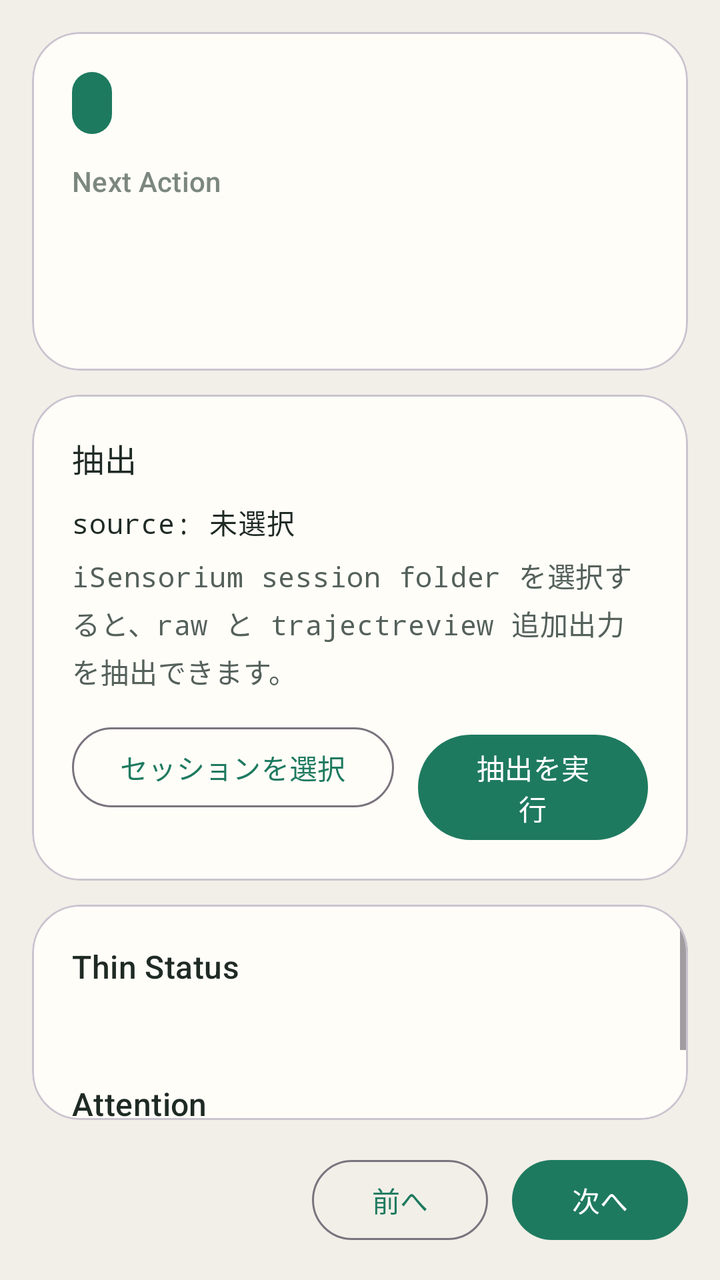
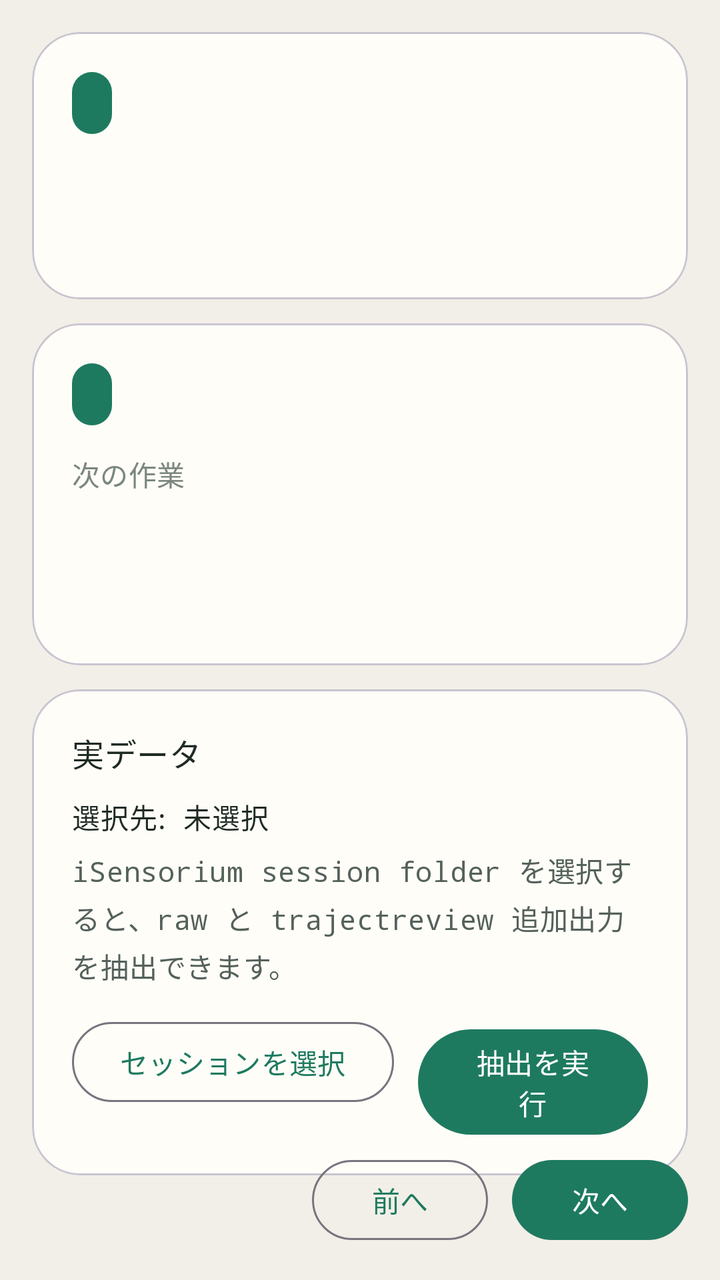

The first picture is an Android layout as it rendered before a commit; the second is the same layout after the commit. The layout source and the unified diff follow.
<!-- AndroidManifest.xml: application theme Theme.Reviework -->
<!-- res/layout/activity_main.xml -->
<?xml version="1.0" encoding="utf-8"?>
<androidx.constraintlayout.widget.ConstraintLayout xmlns:android="http://schemas.android.com/apk/res/android"
    xmlns:app="http://schemas.android.com/apk/res-auto"
    android:layout_width="match_parent"
    android:layout_height="match_parent"
    android:background="@color/reviework_background">

    <com.google.android.material.card.MaterialCardView
        android:id="@+id/nextActionCard"
        android:layout_width="0dp"
        android:layout_height="wrap_content"
        android:layout_margin="16dp"
        app:cardBackgroundColor="@color/reviework_surface"
        app:cardCornerRadius="24dp"
        app:layout_constraintEnd_toEndOf="parent"
        app:layout_constraintStart_toStartOf="parent"
        app:layout_constraintTop_toTopOf="parent">

        <LinearLayout
            android:layout_width="match_parent"
            android:layout_height="wrap_content"
            android:orientation="vertical"
            android:padding="20dp">

            <TextView
                android:id="@+id/phaseBadge"
                android:layout_width="wrap_content"
                android:layout_height="wrap_content"
                android:background="@drawable/phase_badge_background"
                android:paddingHorizontal="10dp"
                android:paddingVertical="6dp"
                android:textAppearance="@style/TextAppearance.Material3.LabelLarge"
                android:textColor="@color/reviework_surface" />

            <TextView
                android:layout_width="wrap_content"
                android:layout_height="wrap_content"
                android:layout_marginTop="14dp"
                android:text="@string/next_action_label"
                android:textAppearance="@style/TextAppearance.Material3.LabelLarge"
                android:textColor="@color/reviework_muted" />

            <TextView
                android:id="@+id/nextActionTitle"
                android:layout_width="match_parent"
                android:layout_height="wrap_content"
                android:layout_marginTop="6dp"
                android:textAppearance="@style/TextAppearance.Material3.HeadlineSmall"
                android:textColor="@color/reviework_primary_text" />

            <TextView
                android:id="@+id/nextActionReason"
                android:layout_width="match_parent"
                android:layout_height="wrap_content"
                android:layout_marginTop="8dp"
                android:textAppearance="@style/TextAppearance.Material3.BodyMedium"
                android:textColor="@color/reviework_secondary_text" />
        </LinearLayout>
    </com.google.android.material.card.MaterialCardView>

    <com.google.android.material.card.MaterialCardView
        android:id="@+id/statusCard"
        android:layout_width="0dp"
        android:layout_height="0dp"
        android:layout_marginHorizontal="16dp"
        android:layout_marginTop="12dp"
        android:layout_marginBottom="16dp"
        app:cardBackgroundColor="@color/reviework_surface"
        app:cardCornerRadius="24dp"
        app:layout_constraintBottom_toTopOf="@id/actionsRow"
        app:layout_constraintEnd_toEndOf="parent"
        app:layout_constraintStart_toStartOf="parent"
        app:layout_constraintTop_toBottomOf="@id/extractionCard">

        <ScrollView
            android:layout_width="match_parent"
            android:layout_height="match_parent">

            <LinearLayout
                android:layout_width="match_parent"
                android:layout_height="wrap_content"
                android:orientation="vertical"
                android:padding="20dp">

                <TextView
                    android:layout_width="wrap_content"
                    android:layout_height="wrap_content"
                    android:text="@string/thin_status_label"
                    android:textAppearance="@style/TextAppearance.Material3.TitleMedium"
                    android:textColor="@color/reviework_primary_text" />

                <TextView
                    android:id="@+id/thinStatusText"
                    android:layout_width="match_parent"
                    android:layout_height="wrap_content"
                    android:layout_marginTop="10dp"
                    android:fontFamily="monospace"
                    android:lineSpacingExtra="3dp"
                    android:textAppearance="@style/TextAppearance.Material3.BodyMedium"
                    android:textColor="@color/reviework_primary_text" />

                <TextView
                    android:layout_width="wrap_content"
                    android:layout_height="wrap_content"
                    android:layout_marginTop="18dp"
                    android:text="@string/attention_label"
                    android:textAppearance="@style/TextAppearance.Material3.TitleMedium"
                    android:textColor="@color/reviework_primary_text" />

                <TextView
                    android:id="@+id/attentionText"
                    android:layout_width="match_parent"
                    android:layout_height="wrap_content"
                    android:layout_marginTop="10dp"
                    android:fontFamily="monospace"
                    android:lineSpacingExtra="3dp"
                    android:textAppearance="@style/TextAppearance.Material3.BodyMedium"
                    android:textColor="@color/reviework_secondary_text" />
            </LinearLayout>
        </ScrollView>
    </com.google.android.material.card.MaterialCardView>

    <com.google.android.material.card.MaterialCardView
        android:id="@+id/extractionCard"
        android:layout_width="0dp"
        android:layout_height="wrap_content"
        android:layout_marginHorizontal="16dp"
        android:layout_marginTop="12dp"
        app:cardBackgroundColor="@color/reviework_surface"
        app:cardCornerRadius="24dp"
        app:layout_constraintEnd_toEndOf="parent"
        app:layout_constraintStart_toStartOf="parent"
        app:layout_constraintTop_toBottomOf="@id/nextActionCard">

        <LinearLayout
            android:layout_width="match_parent"
            android:layout_height="wrap_content"
            android:orientation="vertical"
            android:padding="20dp">

            <TextView
                android:layout_width="wrap_content"
                android:layout_height="wrap_content"
                android:text="@string/extract_label"
                android:textAppearance="@style/TextAppearance.Material3.TitleMedium"
                android:textColor="@color/reviework_primary_text" />

            <TextView
                android:id="@+id/extractionSourceText"
                android:layout_width="match_parent"
                android:layout_height="wrap_content"
                android:layout_marginTop="10dp"
                android:fontFamily="monospace"
                android:text="@string/extract_idle"
                android:textAppearance="@style/TextAppearance.Material3.BodyMedium"
                android:textColor="@color/reviework_primary_text" />

            <TextView
                android:id="@+id/extractionResultText"
                android:layout_width="match_parent"
                android:layout_height="wrap_content"
                android:layout_marginTop="6dp"
                android:fontFamily="monospace"
                android:lineSpacingExtra="3dp"
                android:text="@string/extract_idle_detail"
                android:textAppearance="@style/TextAppearance.Material3.BodyMedium"
                android:textColor="@color/reviework_secondary_text" />

            <LinearLayout
                android:layout_width="match_parent"
                android:layout_height="wrap_content"
                android:layout_marginTop="14dp"
                android:gravity="end"
                android:orientation="horizontal">

                <com.google.android.material.button.MaterialButton
                    android:id="@+id/selectSourceButton"
                    style="@style/Widget.Material3.Button.OutlinedButton"
                    android:layout_width="wrap_content"
                    android:layout_height="wrap_content"
                    android:text="@string/select_session" />

                <com.google.android.material.button.MaterialButton
                    android:id="@+id/exportButton"
                    android:layout_width="wrap_content"
                    android:layout_height="wrap_content"
                    android:layout_marginStart="12dp"
                    android:text="@string/run_extract" />
            </LinearLayout>
        </LinearLayout>
    </com.google.android.material.card.MaterialCardView>

    <LinearLayout
        android:id="@+id/actionsRow"
        android:layout_width="0dp"
        android:layout_height="wrap_content"
        android:layout_marginHorizontal="16dp"
        android:layout_marginBottom="16dp"
        android:gravity="center_vertical"
        android:orientation="horizontal"
        app:layout_constraintBottom_toBottomOf="parent"
        app:layout_constraintEnd_toEndOf="parent"
        app:layout_constraintStart_toStartOf="parent">

        <TextView
            android:id="@+id/stepCounter"
            android:layout_width="0dp"
            android:layout_height="wrap_content"
            android:layout_weight="1"
            android:textAppearance="@style/TextAppearance.Material3.BodyMedium"
            android:textColor="@color/reviework_secondary_text" />

        <com.google.android.material.button.MaterialButton
            android:id="@+id/prevButton"
            style="@style/Widget.Material3.Button.OutlinedButton"
            android:layout_width="wrap_content"
            android:layout_height="wrap_content"
            android:text="@string/prev_step" />

        <com.google.android.material.button.MaterialButton
            android:id="@+id/nextButton"
            android:layout_width="wrap_content"
            android:layout_height="wrap_content"
            android:layout_marginStart="12dp"
            android:text="@string/next_step" />
    </LinearLayout>

</androidx.constraintlayout.widget.ConstraintLayout>
<!-- resources referenced by this layout -->
<resources>
  <color name="reviework_background">#F2EFE8</color>
  <color name="reviework_muted">#7B877F</color>
  <color name="reviework_primary_text">#1F2A24</color>
  <color name="reviework_secondary_text">#55615B</color>
  <color name="reviework_surface">#FFFDF8</color>
  <!-- drawable phase_badge_background (drawable) -->
  <?xml version="1.0" encoding="utf-8"?>
  <shape xmlns:android="http://schemas.android.com/apk/res/android"
      android:shape="rectangle">
      <solid android:color="@color/reviework_accent" />
      <corners android:radius="999dp" />
  </shape>
  <string name="attention_label">Attention</string>
  <string name="extract_idle">source: 未選択</string>
  <string name="extract_idle_detail">iSensorium session folder を選択すると、raw と trajectreview 追加出力を抽出できます。</string>
  <string name="extract_label">抽出</string>
  <string name="next_action_label">Next Action</string>
  <string name="next_step">次へ</string>
  <string name="prev_step">前へ</string>
  <string name="run_extract">抽出を実行</string>
  <string name="select_session">セッションを選択</string>
  <string name="thin_status_label">Thin Status</string>
  <style name="Theme.Reviework" parent="Theme.Material3.DayNight.NoActionBar">
          <item name="android:statusBarColor" tools:targetApi="l">@color/reviework_surface</item>
          <item name="colorPrimary">@color/reviework_accent</item>
          <item name="colorSurface">@color/reviework_surface</item>
      </style>
  <color name="reviework_accent">#1E7A5F</color>
</resources>

<!-- the commit's change to res/layout/activity_main.xml (unified diff, before → after) -->
@@ -6,15 +6,62 @@
     android:background="@color/reviework_background">
 
     <com.google.android.material.card.MaterialCardView
+        android:id="@+id/workflowCard"
+        android:layout_width="0dp"
+        android:layout_height="wrap_content"
+        android:layout_margin="16dp"
+        app:cardBackgroundColor="@color/reviework_surface"
+        app:cardCornerRadius="24dp"
+        app:layout_constraintEnd_toEndOf="parent"
+        app:layout_constraintStart_toStartOf="parent"
+        app:layout_constraintTop_toTopOf="parent">
+
+        <LinearLayout
+            android:layout_width="match_parent"
+            android:layout_height="wrap_content"
+            android:orientation="vertical"
+            android:padding="20dp">
+
+            <TextView
+                android:id="@+id/workflowRoleText"
+                android:layout_width="wrap_content"
+                android:layout_height="wrap_content"
+                android:background="@drawable/phase_badge_background"
+                android:paddingHorizontal="10dp"
+                android:paddingVertical="6dp"
+                android:textAppearance="@style/TextAppearance.Material3.LabelLarge"
+                android:textColor="@color/reviework_surface" />
+
+            <TextView
+                android:id="@+id/workflowSummaryText"
+                android:layout_width="match_parent"
+                android:layout_height="wrap_content"
+                android:layout_marginTop="14dp"
+                android:textAppearance="@style/TextAppearance.Material3.TitleMedium"
+                android:textColor="@color/reviework_primary_text" />
+
+            <TextView
+                android:id="@+id/workflowPhaseText"
+                android:layout_width="match_parent"
+                android:layout_height="wrap_content"
+                android:layout_marginTop="8dp"
+                android:fontFamily="monospace"
+                android:textAppearance="@style/TextAppearance.Material3.BodyMedium"
+                android:textColor="@color/reviework_secondary_text" />
+        </LinearLayout>
+    </com.google.android.material.card.MaterialCardView>
+
+    <com.google.android.material.card.MaterialCardView
         android:id="@+id/nextActionCard"
         android:layout_width="0dp"
         android:layout_height="wrap_content"
-        android:layout_margin="16dp"
-        app:cardBackgroundColor="@color/reviework_surface"
-        app:cardCornerRadius="24dp"
-        app:layout_constraintEnd_toEndOf="parent"
-        app:layout_constraintStart_toStartOf="parent"
-        app:layout_constraintTop_toTopOf="parent">
+        android:layout_marginHorizontal="16dp"
+        android:layout_marginTop="12dp"
+        app:cardBackgroundColor="@color/reviework_surface"
+        app:cardCornerRadius="24dp"
+        app:layout_constraintEnd_toEndOf="parent"
+        app:layout_constraintStart_toStartOf="parent"
+        app:layout_constraintTop_toBottomOf="@id/workflowCard">
 
         <LinearLayout
             android:layout_width="match_parent"
@@ -139,6 +186,7 @@
             android:padding="20dp">
 
             <TextView
+                android:id="@+id/extractTitleText"
                 android:layout_width="wrap_content"
                 android:layout_height="wrap_content"
                 android:text="@string/extract_label"
@@ -186,6 +234,15 @@
                     android:layout_height="wrap_content"
                     android:layout_marginStart="12dp"
                     android:text="@string/run_extract" />
+
+                <com.google.android.material.button.MaterialButton
+                    android:id="@+id/secondaryActionButton"
+                    style="@style/Widget.Material3.Button.OutlinedButton"
+                    android:layout_width="wrap_content"
+                    android:layout_height="wrap_content"
+                    android:layout_marginStart="12dp"
+                    android:text="@string/run_modeling"
+                    android:visibility="gone" />
             </LinearLayout>
         </LinearLayout>
     </com.google.android.material.card.MaterialCardView>
<!-- resource entries referenced after the edit -->
@@ -13,15 +13,16 @@
       <corners android:radius="999dp" />
   </shape>
   <string name="attention_label">Attention</string>
-  <string name="extract_idle">source: 未選択</string>
+  <string name="extract_idle">選択先: 未選択</string>
   <string name="extract_idle_detail">iSensorium session folder を選択すると、raw と trajectreview 追加出力を抽出できます。</string>
-  <string name="extract_label">抽出</string>
-  <string name="next_action_label">Next Action</string>
+  <string name="extract_label">実データ</string>
+  <string name="next_action_label">次の作業</string>
   <string name="next_step">次へ</string>
   <string name="prev_step">前へ</string>
   <string name="run_extract">抽出を実行</string>
+  <string name="run_modeling">軽量 model を実行</string>
   <string name="select_session">セッションを選択</string>
-  <string name="thin_status_label">Thin Status</string>
+  <string name="thin_status_label">状態要約</string>
   <style name="Theme.Reviework" parent="Theme.Material3.DayNight.NoActionBar">
           <item name="android:statusBarColor" tools:targetApi="l">@color/reviework_surface</item>
           <item name="colorPrimary">@color/reviework_accent</item>
